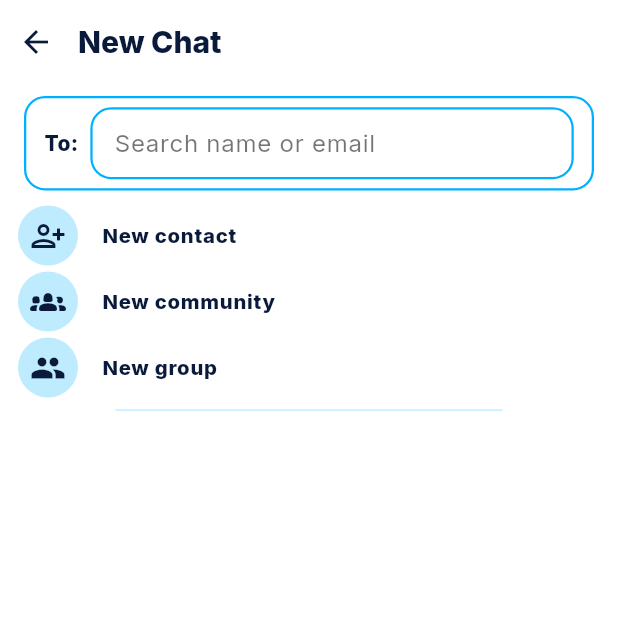
After one commit to SyedZaynShah/modchat_updated, a Flutter app: the screen it shows once a user with an empty profile is signed in, after a tap on the "add" icon, on a phone screen of 412 x 824 dp, the top half of it. The commit adds this screen. Run offline on Flutter 3.47's test engine with Material 3 defaults, Android fonts, the phone set to English and light mode, and no system bars; our stand-ins replace cloud_firestore, file_picker, firebase_auth, firebase_core, flutter_dotenv, flutter_riverpod and 7 more; missing offline and left inert: flutter_webrtc, pdfx, record; accounts and stored records are empty.

Commit message:
Home Screen

```diff
--- a/lib/screens/home/home_screen.dart
+++ b/lib/screens/home/home_screen.dart
@@ -12,6 +12,7 @@ import '../../services/storage_service.dart';
 import '../../theme/theme.dart';
 import '../../widgets/glass_button.dart';
 import '../chat/chat_detail_screen.dart';
+import 'new_chat_screen.dart';
 
 class HomeScreen extends ConsumerStatefulWidget {
   const HomeScreen({super.key});
@@ -24,6 +25,7 @@ class _HomeScreenState extends ConsumerState<HomeScreen> {
   final _emailController = TextEditingController();
   final _nameController = TextEditingController();
   final _aboutController = TextEditingController();
+  final _chatSearchController = TextEditingController();
   bool _starting = false;
   late final PageController _pageController;
   int _currentIndex = 0;
@@ -45,6 +47,7 @@ class _HomeScreenState extends ConsumerState<HomeScreen> {
     _emailController.dispose();
     _nameController.dispose();
     _aboutController.dispose();
+    _chatSearchController.dispose();
     _pageController.dispose();
     super.dispose();
   }
@@ -130,28 +133,13 @@ class _HomeScreenState extends ConsumerState<HomeScreen> {
             children: [
               Padding(
                 padding: const EdgeInsets.all(12.0),
-                child: Row(
-                  children: [
-                    Expanded(
-                      child: TextField(
-                        controller: _emailController,
-                        decoration: const InputDecoration(
-                          hintText: 'Start chat by email',
-                        ),
-                      ),
-                    ),
-                    const SizedBox(width: 8),
-                    GlassButton(
-                      onPressed: _starting ? null : _startChat,
-                      child: _starting
-                          ? const SizedBox(
-                              width: 20,
-                              height: 20,
-                              child: CircularProgressIndicator(strokeWidth: 2),
-                            )
-                          : const Icon(Icons.chat_bubble_outline),
-                    ),
-                  ],
+                child: TextField(
+                  controller: _chatSearchController,
+                  onChanged: (_) => setState(() {}),
+                  decoration: const InputDecoration(
+                    prefixIcon: Icon(Icons.search),
+                    hintText: 'Search chats',
+                  ),
                 ),
               ),
               Expanded(
@@ -165,8 +153,25 @@ class _HomeScreenState extends ConsumerState<HomeScreen> {
                         ),
                       );
                     }
+                    final q = _chatSearchController.text.trim().toLowerCase();
+                    final filtered = q.isEmpty
+                        ? docs
+                        : docs.where((d) {
+                            final data = d.data();
+                            final members = List<String>.from(
+                              data['members'] as List,
+                            );
+                            final me = FirebaseAuth.instance.currentUser!.uid;
+                            final peerId = members.firstWhere(
+                              (m) => m != me,
+                              orElse: () => me,
+                            );
+                            final last = (data['lastMessage'] as String?) ?? '';
+                            return peerId.toLowerCase().contains(q) ||
+                                last.toLowerCase().contains(q);
+                          }).toList();
                     return ListView.separated(
-                      itemCount: docs.length,
+                      itemCount: filtered.length,
                       separatorBuilder: (context, index) => Center(
                         child: FractionallySizedBox(
                           widthFactor: 0.68,
@@ -181,7 +186,7 @@ class _HomeScreenState extends ConsumerState<HomeScreen> {
                         ),
                       ),
                       itemBuilder: (context, index) {
-                        final d = docs[index];
+                        final d = filtered[index];
                         final data = d.data();
                         final members = List<String>.from(
                           data['members'] as List,
@@ -199,6 +204,7 @@ class _HomeScreenState extends ConsumerState<HomeScreen> {
                           peerId: peerId,
                           last: last,
                           time: ts,
+                          query: q,
                         );
                       },
                     );
@@ -225,6 +231,16 @@ class _HomeScreenState extends ConsumerState<HomeScreen> {
           // Calls placeholder
           _buildPlaceholder(icon: Icons.call_rounded, text: 'No calls yet'),
         ],
+      ),
+      floatingActionButton: FloatingActionButton(
+        backgroundColor: AppColors.navy,
+        foregroundColor: AppColors.white,
+        child: const Icon(Icons.add),
+        onPressed: () {
+          Navigator.of(
+            context,
+          ).push(MaterialPageRoute(builder: (_) => const NewChatScreen()));
+        },
       ),
       bottomNavigationBar: _buildBottomNav(),
     );
@@ -346,11 +362,13 @@ class _ChatListTile extends ConsumerWidget {
   final String peerId;
   final String? last;
   final DateTime? time;
+  final String? query;
   const _ChatListTile({
     required this.chatId,
     required this.peerId,
     this.last,
     this.time,
+    this.query,
   });
 
   @override
@@ -358,6 +376,19 @@ class _ChatListTile extends ConsumerWidget {
     final user = ref.watch(userDocProvider(peerId));
     return user.when(
       data: (u) {
+        final q = (query ?? '').trim().toLowerCase();
+        if (q.isNotEmpty) {
+          final name = (u?.name ?? '').toLowerCase();
+          final email = (u?.email ?? '').toLowerCase();
+          final id = peerId.toLowerCase();
+          final lastMsg = (last ?? '').toLowerCase();
+          final matched =
+              name.contains(q) ||
+              email.contains(q) ||
+              id.contains(q) ||
+              lastMsg.contains(q);
+          if (!matched) return const SizedBox.shrink();
+        }
         return Material(
           color: Colors.transparent,
           child: InkWell(
--- /dev/null
+++ b/lib/screens/home/new_chat_screen.dart
@@ -0,0 +1,318 @@
+import 'package:firebase_auth/firebase_auth.dart';
+import 'package:flutter/material.dart';
+import 'package:flutter_riverpod/flutter_riverpod.dart';
+
+import '../../providers/chat_providers.dart';
+import '../../providers/user_providers.dart';
+import '../../theme/theme.dart';
+import '../chat/chat_detail_screen.dart';
+import 'new_contact_screen.dart';
+
+class NewChatScreen extends ConsumerStatefulWidget {
+  const NewChatScreen({super.key});
+
+  @override
+  ConsumerState<NewChatScreen> createState() => _NewChatScreenState();
+}
+
+class _NewChatScreenState extends ConsumerState<NewChatScreen> {
+  final _search = TextEditingController();
+
+  @override
+  void dispose() {
+    _search.dispose();
+    super.dispose();
+  }
+
+  @override
+  Widget build(BuildContext context) {
+    final chatList = ref.watch(chatListProvider);
+    return Scaffold(
+      backgroundColor: AppColors.background,
+      appBar: AppBar(
+        centerTitle: false,
+        automaticallyImplyLeading: false,
+        titleSpacing: 0,
+        title: Row(
+          children: [
+            IconButton(
+              icon: const Icon(Icons.arrow_back, color: AppColors.navy),
+              onPressed: () => Navigator.pop(context),
+            ),
+            const SizedBox(width: 4),
+            const Text(
+              'New Chat',
+              style: TextStyle(
+                color: AppColors.navy,
+                fontWeight: FontWeight.w800,
+                fontSize: 20,
+              ),
+            ),
+          ],
+        ),
+      ),
+      body: Column(
+        children: [
+          Padding(
+            padding: const EdgeInsets.fromLTRB(16, 8, 16, 8),
+            child: _ToSearchBar(
+              controller: _search,
+              onChanged: (_) => setState(() {}),
+            ),
+          ),
+          Expanded(
+            child: chatList.when(
+              data: (docs) {
+                final me = FirebaseAuth.instance.currentUser!.uid;
+                return ListView(
+                  children: [
+                    // Options at the top
+                    _OptionRow(
+                      icon: Icons.person_add_alt,
+                      label: 'New contact',
+                      onTap: () {
+                        Navigator.of(context).push(
+                          MaterialPageRoute(
+                            builder: (_) => const NewContactScreen(),
+                          ),
+                        );
+                      },
+                    ),
+                    _OptionRow(
+                      icon: Icons.groups_2_rounded,
+                      label: 'New community',
+                      onTap: () {
+                        ScaffoldMessenger.of(context).showSnackBar(
+                          const SnackBar(
+                            content: Text('New community coming soon'),
+                          ),
+                        );
+                      },
+                    ),
+                    _OptionRow(
+                      icon: Icons.group,
+                      label: 'New group',
+                      onTap: () {
+                        ScaffoldMessenger.of(context).showSnackBar(
+                          const SnackBar(
+                            content: Text('New group coming soon'),
+                          ),
+                        );
+                      },
+                    ),
+                    Padding(
+                      padding: const EdgeInsets.symmetric(horizontal: 16),
+                      child: FractionallySizedBox(
+                        widthFactor: 0.68,
+                        child: Container(
+                          height: 0.75,
+                          margin: const EdgeInsets.symmetric(vertical: 6),
+                          decoration: BoxDecoration(
+                            color: AppColors.sinopia.withOpacity(0.28),
+                            borderRadius: BorderRadius.circular(1),
+                          ),
+                        ),
+                      ),
+                    ),
+                    // Existing chats list below options
+                    ...docs.map((d) {
+                      final data = d.data();
+                      final members = List<String>.from(
+                        data['members'] as List,
+                      );
+                      final peerId = members.firstWhere(
+                        (m) => m != me,
+                        orElse: () => me,
+                      );
+                      final last = data['lastMessage'] as String?;
+                      return _ChatRow(
+                        peerId: peerId,
+                        chatId: d.id,
+                        last: last,
+                        query: _search.text.trim(),
+                      );
+                    }),
+                    const SizedBox(height: 24),
+                  ],
+                );
+              },
+              loading: () => const Center(child: CircularProgressIndicator()),
+              error: (e, _) => Center(
+                child: Text(
+                  'Error: $e',
+                  style: const TextStyle(color: Colors.redAccent),
+                ),
+              ),
+            ),
+          ),
+        ],
+      ),
+    );
+  }
+}
+
+class _ToSearchBar extends StatelessWidget {
+  final TextEditingController controller;
+  final ValueChanged<String>? onChanged;
+  const _ToSearchBar({required this.controller, this.onChanged});
+
+  @override
+  Widget build(BuildContext context) {
+    return Container(
+      decoration: BoxDecoration(
+        color: Colors.white,
+        borderRadius: BorderRadius.circular(14),
+        border: Border.all(color: AppColors.sinopia, width: 1.5),
+      ),
+      padding: const EdgeInsets.symmetric(horizontal: 12, vertical: 6),
+      child: Row(
+        children: [
+          const Text(
+            'To:',
+            style: TextStyle(
+              color: AppColors.navy,
+              fontWeight: FontWeight.w800,
+              fontSize: 14,
+            ),
+          ),
+          const SizedBox(width: 8),
+          Expanded(
+            child: TextField(
+              controller: controller,
+              onChanged: onChanged,
+              decoration: const InputDecoration(
+                isDense: true,
+                border: InputBorder.none,
+                hintText: 'Search name or email',
+                hintStyle: TextStyle(color: Colors.black54),
+              ),
+            ),
+          ),
+        ],
+      ),
+    );
+  }
+}
+
+class _ChatRow extends ConsumerWidget {
+  final String chatId;
+  final String peerId;
+  final String? last;
+  final String query;
+  const _ChatRow({
+    required this.chatId,
+    required this.peerId,
+    required this.last,
+    required this.query,
+  });
+
+  @override
+  Widget build(BuildContext context, WidgetRef ref) {
+    final user = ref.watch(userDocProvider(peerId));
+    return user.when(
+      data: (u) {
+        final q = query.trim().toLowerCase();
+        if (q.isNotEmpty) {
+          final name = (u?.name ?? '').toLowerCase();
+          final email = (u?.email ?? '').toLowerCase();
+          final lastMsg = (last ?? '').toLowerCase();
+          final id = peerId.toLowerCase();
+          final match =
+              name.contains(q) ||
+              email.contains(q) ||
+              lastMsg.contains(q) ||
+              id.contains(q);
+          if (!match) return const SizedBox.shrink();
+        }
+        return Material(
+          color: Colors.transparent,
+          child: InkWell(
+            onTap: () => Navigator.pushNamed(
+              context,
+              ChatDetailScreen.routeName,
+              arguments: {'chatId': chatId, 'peerId': peerId},
+            ),
+            splashColor: AppColors.navy.withOpacity(0.08),
+            highlightColor: AppColors.navy.withOpacity(0.06),
+            child: ListTile(
+              dense: true,
+              visualDensity: const VisualDensity(vertical: -2),
+              contentPadding: const EdgeInsets.symmetric(
+                horizontal: 12,
+                vertical: 2,
+              ),
+              title: Text(
+                u?.name.isNotEmpty == true ? u!.name : peerId,
+                style: const TextStyle(
+                  color: AppColors.navy,
+                  fontWeight: FontWeight.w800,
+                  fontSize: 13.5,
+                ),
+              ),
+              subtitle: Text(
+                last ?? '',
+                maxLines: 1,
+                overflow: TextOverflow.ellipsis,
+              ),
+              leading: CircleAvatar(
+                backgroundColor: AppColors.sinopia.withOpacity(0.25),
+                backgroundImage: (u?.profileImageUrl?.isNotEmpty == true)
+                    ? NetworkImage(u!.profileImageUrl!)
+                    : null,
+                child: (u?.profileImageUrl?.isNotEmpty == true)
+                    ? null
+                    : const Icon(Icons.person, color: Colors.white70),
+              ),
+            ),
+          ),
+        );
+      },
+      loading: () => const ListTile(title: Text('...'), subtitle: Text('...')),
+      error: (e, _) =>
+          ListTile(title: Text(peerId), subtitle: Text(last ?? '')),
+    );
+  }
+}
+
+class _OptionRow extends StatelessWidget {
+  final IconData icon;
+  final String label;
+  final VoidCallback onTap;
+  const _OptionRow({
+    required this.icon,
+    required this.label,
+    required this.onTap,
+  });
+
+  @override
+  Widget build(BuildContext context) {
+    return Material(
+      color: Colors.transparent,
+      child: InkWell(
+        onTap: onTap,
+        splashColor: AppColors.navy.withOpacity(0.08),
+        highlightColor: AppColors.navy.withOpacity(0.06),
+        child: ListTile(
+          dense: true,
+          visualDensity: const VisualDensity(vertical: -2),
+          contentPadding: const EdgeInsets.symmetric(
+            horizontal: 12,
+            vertical: 2,
+          ),
+          leading: CircleAvatar(
+            backgroundColor: AppColors.sinopia.withOpacity(0.25),
+            child: Icon(icon, color: AppColors.navy),
+          ),
+          title: Text(
+            label,
+            style: const TextStyle(
+              color: AppColors.navy,
+              fontWeight: FontWeight.w800,
+              fontSize: 13.5,
+            ),
+          ),
+        ),
+      ),
+    );
+  }
+}
```
Also changed, not shown: lib/screens/home/new_contact_screen.dart (added, +134 -0 lines).
